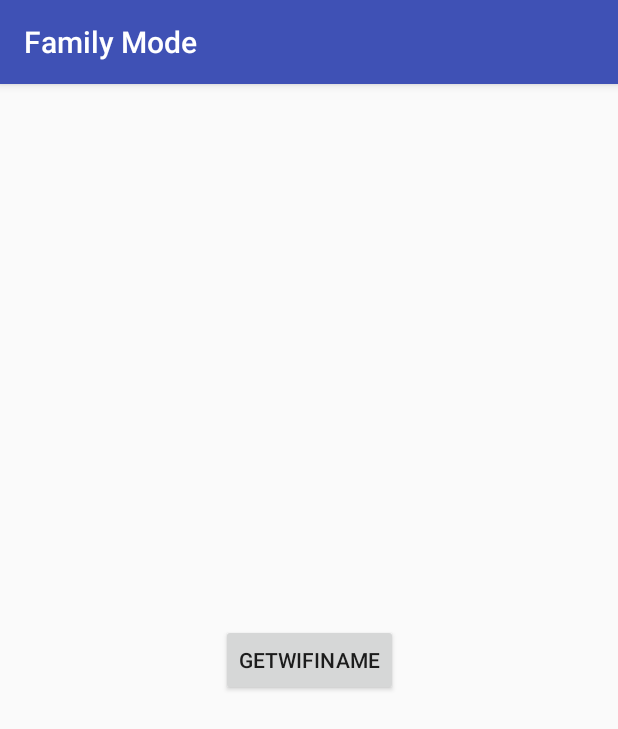
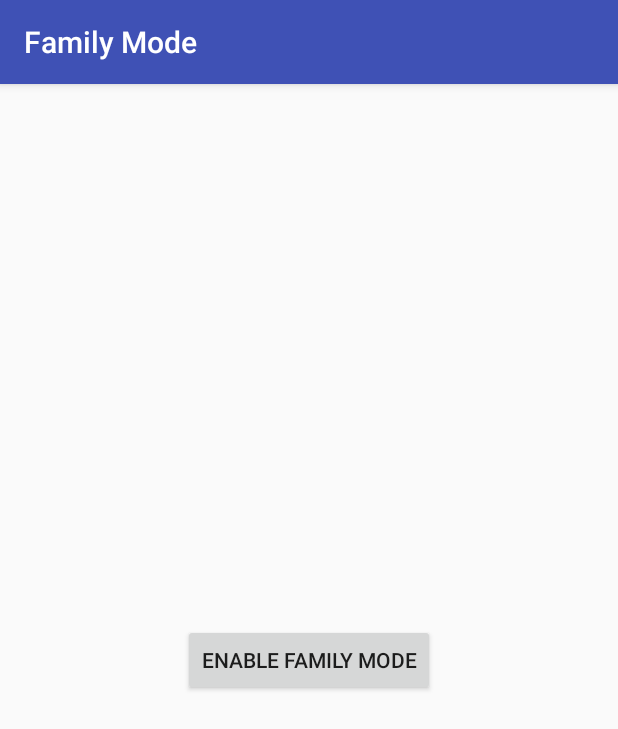
Before and after one commit to ushtipak/family-mode, an Android app: the screen it shows after launch (MainActivity), on a phone screen of 412 x 824 dp. Shown: the top 729 px of the screen. Run offline under Robolectric (Android 15) with nearby library versions, the phone set to English and light mode, and no system bars.

```diff
--- a/app/src/main/res/layout/activity_main.xml
+++ b/app/src/main/res/layout/activity_main.xml
@@ -10,7 +10,7 @@
         android:id="@+id/btnStartService"
         android:layout_width="wrap_content"
         android:layout_height="wrap_content"
-        android:text="getWifiName"
+        android:text="@string/enable_family_mode"
         app:layout_constraintBottom_toBottomOf="parent"
         app:layout_constraintEnd_toEndOf="parent"
         app:layout_constraintStart_toStartOf="parent"
--- a/app/src/main/res/values/strings.xml
+++ b/app/src/main/res/values/strings.xml
@@ -1,3 +1,5 @@
 <resources>
     <string name="app_name">Family Mode</string>
+    <string name="enable_family_mode">Enable Family Mode</string>
+    <string name="disable_family_mode">Disable Family Mode</string>
 </resources>
```
Also changed, not shown: app/src/main/java/com/pijupiju/familymode/MainActivity.java (+19 -1 lines).
